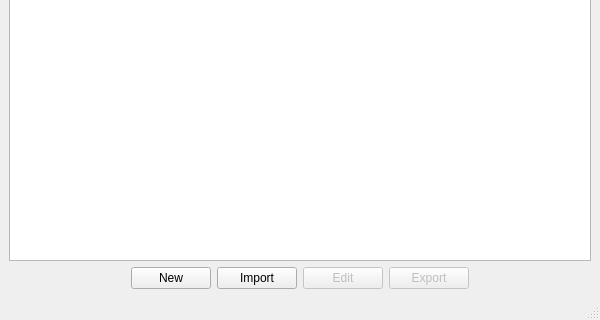
fernandotonon/QtMeshEditor, file ui_files/material.ui: the form before one commit; both pictures show x 0 to 600 and y 180 to 500 of the 600 by 500 pixel window.
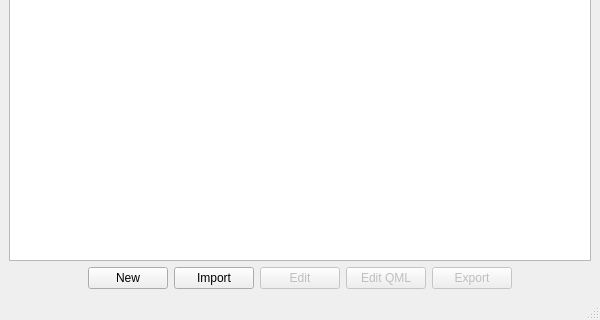
The form after the commit.

Commit message: QML material editor

Diff of the .ui file:
```diff
--- a/ui_files/material.ui
+++ b/ui_files/material.ui
@@ -61,6 +61,16 @@
         </property>
        </widget>
       </item>
+      <item>
+       <widget class="QPushButton" name="buttonEditQML">
+        <property name="enabled">
+         <bool>false</bool>
+        </property>
+        <property name="text">
+         <string>Edit QML</string>
+        </property>
+       </widget>
+      </item>
       <item>
        <widget class="QPushButton" name="buttonExport">
         <property name="enabled">
```
The commit also changes 9 other files.
